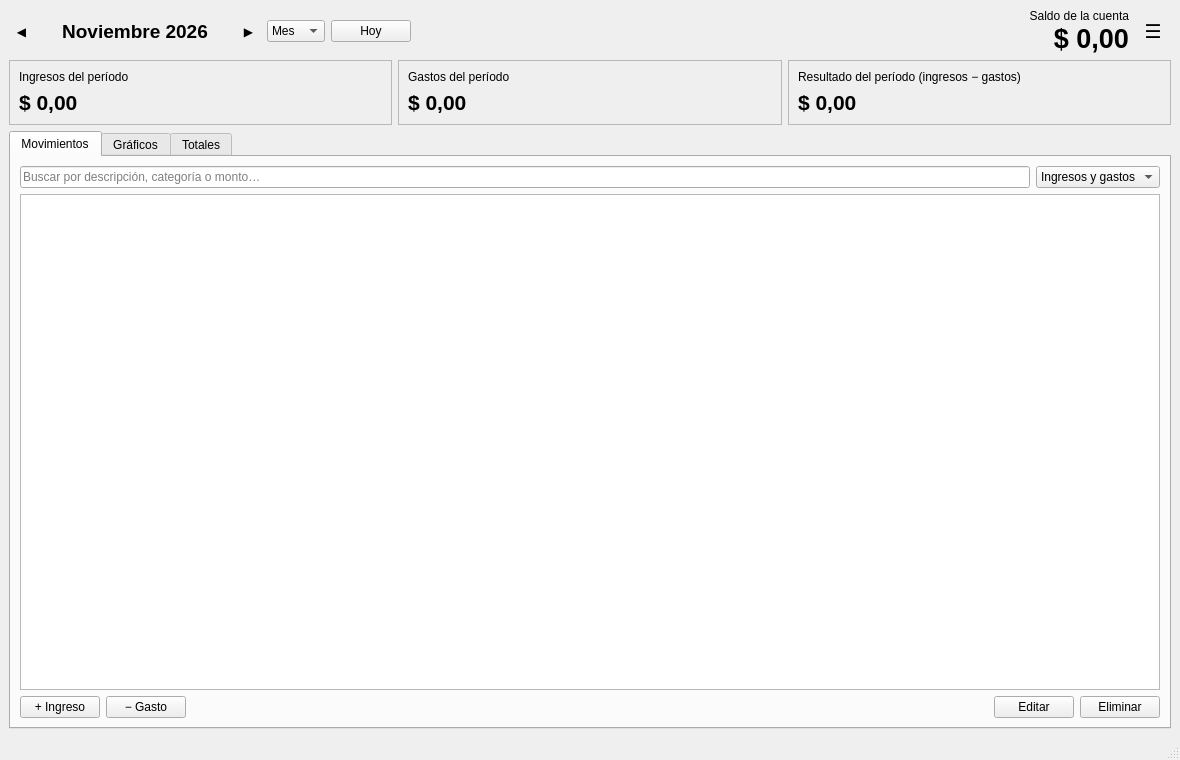
Old version of the form escritorio/main.ui in the repository Sebas-Git-Tail/ingresos-gastos.
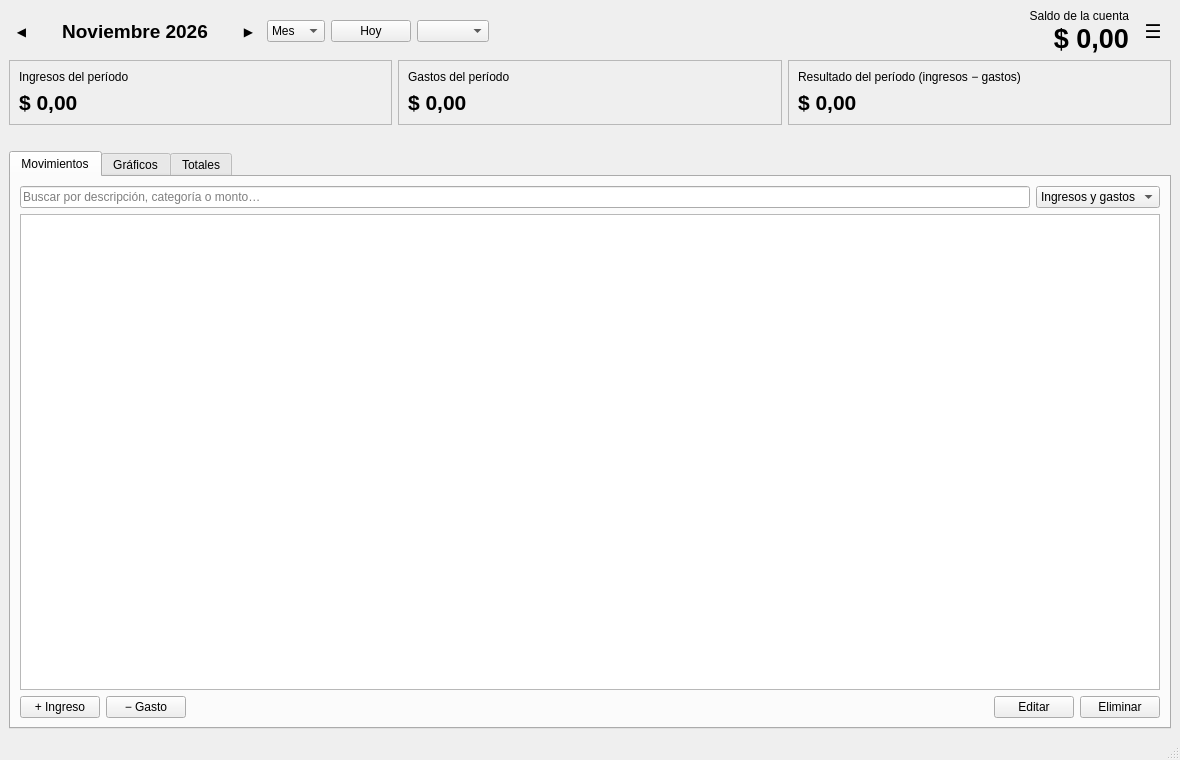
New version of the form. Custom widgets are drawn as their Qt base class.

Commit message:
PC: cuentas (selector arriba y ☰ → Cuentas), presupuestos (en Categorías, con aviso) y movimientos fijos
- El editor de movimientos tiene la cuenta (si hay más de una).
- ☰ → Movimientos fijos, y clic derecho → «Repetir todos los meses…» sobre un movimiento.
- Arriba aparece un aviso si un gasto se pasó (o está cerca) de su presupuesto en el mes.

What changed in the file:
```diff
--- a/escritorio/main.ui
+++ b/escritorio/main.ui
@@ -97,6 +97,13 @@
         </property>
        </widget>
       </item>
+      <item>
+       <widget class="QComboBox" name="comboCuenta">
+        <property name="toolTip">
+         <string>Qué cuenta mirar (☰ → Cuentas para agregar más)</string>
+        </property>
+       </widget>
+      </item>
       <item>
        <spacer name="espaciadorSuperior">
         <property name="orientation">
@@ -257,6 +264,16 @@
       </item>
      </layout>
     </item>
+    <item>
+     <widget class="QLabel" name="labelAvisos">
+      <property name="wordWrap">
+       <bool>true</bool>
+      </property>
+      <property name="textFormat">
+       <enum>Qt::TextFormat::RichText</enum>
+      </property>
+     </widget>
+    </item>
     <item>
      <widget class="QTabWidget" name="tabWidget">
       <property name="currentIndex">
```
Left out of the diff: 10 changed lines with no effect on the pictures. The commit also changes 16 other files.
